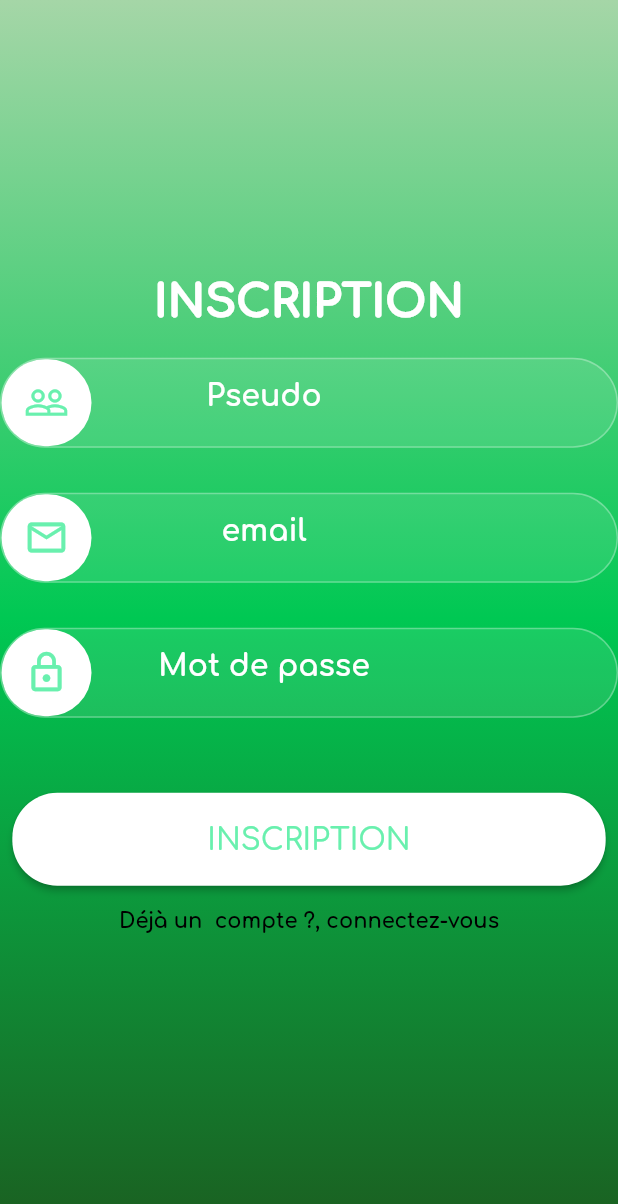
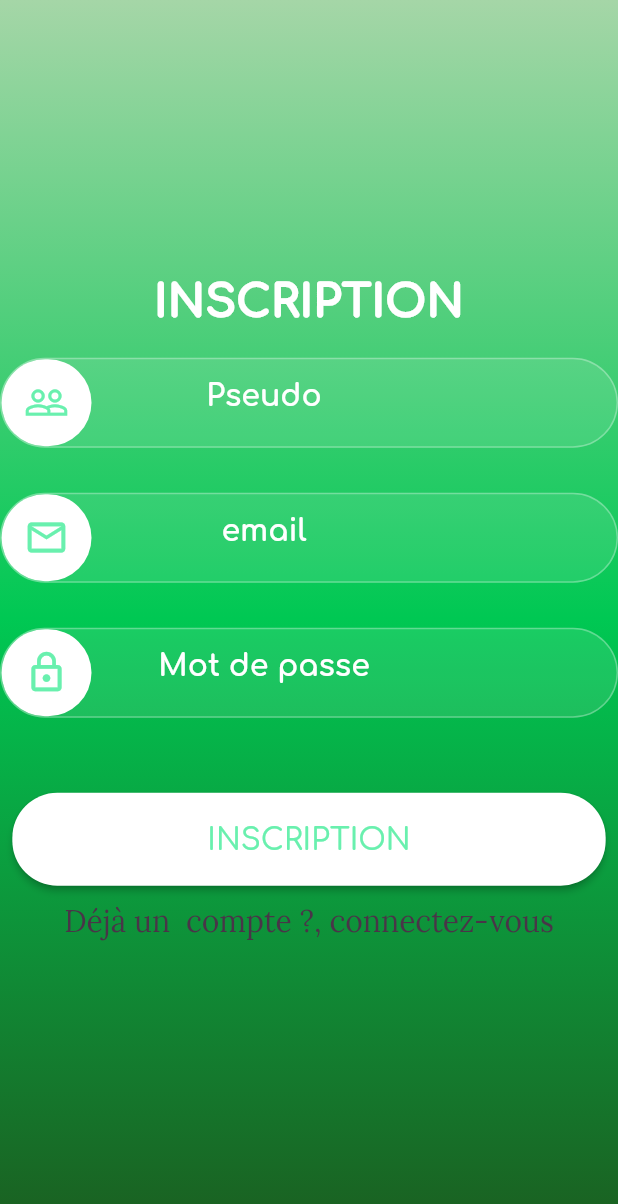
Before and after one commit to pickypou/mon_app_sport-0.0.1, a Flutter app: the SignupPage screen opened directly, on a phone screen of 412 x 824 dp. Shown: the top 1204 px of the screen. Run offline on Flutter 3.47's test engine with Material 2 defaults, Android fonts, the phone set to English and light mode, and no system bars; our stand-ins replace cloud_firestore, firebase_auth, firebase_core, firebase_storage, google_fonts, image_picker and 1 more; accounts and stored records are empty.

Commit message:
retouche de la home_page

```diff
--- a/lib/Widgets/images.dart
+++ /dev/null
@@ -1,5 +0,0 @@
-import 'package:flutter/material.dart';
-
-Widget image = Center(
-  child: Image.asset('images/planche.jpg'),
-);
--- a/lib/Widgets/subtitle_home_page.dart
+++ /dev/null
@@ -1,12 +0,0 @@
-import 'package:flutter/material.dart';
-import 'package:google_fonts/google_fonts.dart';
-
-Widget subTitleHomePage = Container(
-  margin: const EdgeInsets.fromLTRB(0, 0, 0, 20),
-  child: Text('Planche à pompes 10 en 1',
-      style: GoogleFonts.exo2(
-        fontSize: 25,
-        fontWeight: FontWeight.w700,
-        color: Colors.black,
-      )),
-);
--- a/lib/Widgets/title_home_page.dart
+++ /dev/null
@@ -1,12 +0,0 @@
-import 'package:flutter/material.dart';
-import 'package:google_fonts/google_fonts.dart';
-
-Widget titleHomePage = Container(
-  margin: const EdgeInsets.fromLTRB(0, 60, 0, 30),
-  child: Text('Unipampa Push up Board',
-      style: GoogleFonts.exo2(
-        fontSize: 30,
-        fontWeight: FontWeight.w800,
-        color: Colors.black,
-      )),
-);
--- a/lib/pages/account_page.dart
+++ b/lib/pages/account_page.dart
@@ -2,6 +2,7 @@ import 'package:flutter/material.dart';
 import 'package:mon_app_sport/Components/signout_button.dart';
 import 'package:mon_app_sport/Components/text_activity_tracking.dart';
 
+import '../Components/info_user/image_picture.dart';
 import '../Components/info_user/profile_picture.dart';
 import '../Components/text_programm_activity.dart';
 import '../Components/info_user/user_info.dart';
--- a/lib/Components/text_button_login.dart
+++ b/lib/pages/home/components/text_button_login.dart
@@ -1,7 +1,7 @@
 import 'package:flutter/material.dart';
-import 'package:google_fonts/google_fonts.dart';
 
-import '../pages/login_page.dart';
+import '../../../theme/theme_styles.dart';
+import '../../login/login_page.dart';
 
 
 
@@ -20,10 +20,7 @@ class TextButtonLogin extends StatelessWidget {
         }
 
         , child: Text('Déjà un  compte ?, connectez-vous',
-      style: GoogleFonts.comfortaa(
-          color: Colors.black,
-          fontWeight: FontWeight.bold
-      ),)
+      style: textButton)
 
     );
   }
--- /dev/null
+++ b/lib/pages/home/components/widgets/images.dart
@@ -0,0 +1,20 @@
+import 'package:flutter/material.dart';
+
+Widget image = Container(
+  height: 250,
+  width: 250,
+  decoration: BoxDecoration(
+    borderRadius: BorderRadius.circular(10),
+    boxShadow: [
+      BoxShadow(
+        color: Colors.black.withOpacity(0.2),
+        spreadRadius: 1,
+        blurRadius: 5,
+        offset: const Offset(0, 3),
+      ),
+    ],
+
+
+),
+  child: Image.asset('images/planche.jpg'),
+);
--- /dev/null
+++ b/lib/pages/home/components/widgets/subtitle_home.dart
@@ -0,0 +1,9 @@
+import 'package:flutter/material.dart';
+
+import '../../../../theme/theme_styles.dart';
+
+Widget subTitleHome = Container(
+  margin: const EdgeInsets.fromLTRB(0, 0, 0, 20),
+  child: Text('Planche à pompes 10 en 1',
+      style:subTitle),
+);
--- /dev/null
+++ b/lib/pages/home/components/widgets/title_home.dart
@@ -0,0 +1,12 @@
+import 'package:flutter/material.dart';
+import 'package:google_fonts/google_fonts.dart';
+import 'package:mon_app_sport/theme/theme_colors.dart';
+
+import '../../../../theme/theme_styles.dart';
+
+Widget titleHome = Container(
+  margin: const EdgeInsets.fromLTRB(0, 60, 0, 30),
+  child: Text('Unipampa Push ',
+      style: titleStyle
+      ),
+);
--- a/lib/pages/signup_page.dart
+++ b/lib/pages/signup_page.dart
@@ -4,8 +4,8 @@ import 'package:flutter/material.dart';
 
 import '../Components/input_signup.dart';
 import '../Components/signup_button.dart';
-import '../Components/text_button_login.dart';
 import '../Widgets/title_signup.dart';
+import 'home/components/text_button_login.dart';
 
 class SignupPage extends StatelessWidget {
   const SignupPage({super.key});
--- a/lib/screens/initialize_app.dart
+++ b/lib/screens/initialize_app.dart
@@ -20,7 +20,7 @@ class InitializeApp extends StatelessWidget {
             return const ErrorFirebase();
           }
           if (snapshot.connectionState == ConnectionState.done) {
-            return const AccountPage();
+            return const MyApp();
           }
           return const MyApp();
         });
--- /dev/null
+++ b/lib/theme/theme_styles.dart
@@ -0,0 +1,19 @@
+import 'package:flutter/material.dart';
+import 'package:google_fonts/google_fonts.dart';
+import 'package:mon_app_sport/theme/theme_colors.dart';
+
+TextStyle titleStyle = GoogleFonts.lora(
+  fontSize: 30,
+  fontWeight: FontWeight.w800,
+  color: kTextColors,
+);
+TextStyle subTitle = GoogleFonts.lora(
+  fontSize: 25,
+  fontWeight: FontWeight.w500,
+  color: kTextColors,
+);
+TextStyle textButton = GoogleFonts.lora(
+  fontSize: 20,
+  fontWeight: FontWeight.w300,
+  color: kTextColors,
+);
```
Also changed, not shown: lib/Components/info_user/image_picture.dart (added, +52 -0 lines), lib/Components/info_user/profile_picture.dart (+5 -51 lines), lib/main.dart (+27 -7 lines), lib/pages/home/home_page.dart (added, +36 -0 lines), lib/pages/home_page.dart (deleted, +0 -45 lines), lib/pages/login/login_page.dart (renamed from lib/pages/login_page.dart, +6 -4 lines), lib/theme/theme_colors.dart (added, +7 -0 lines).
